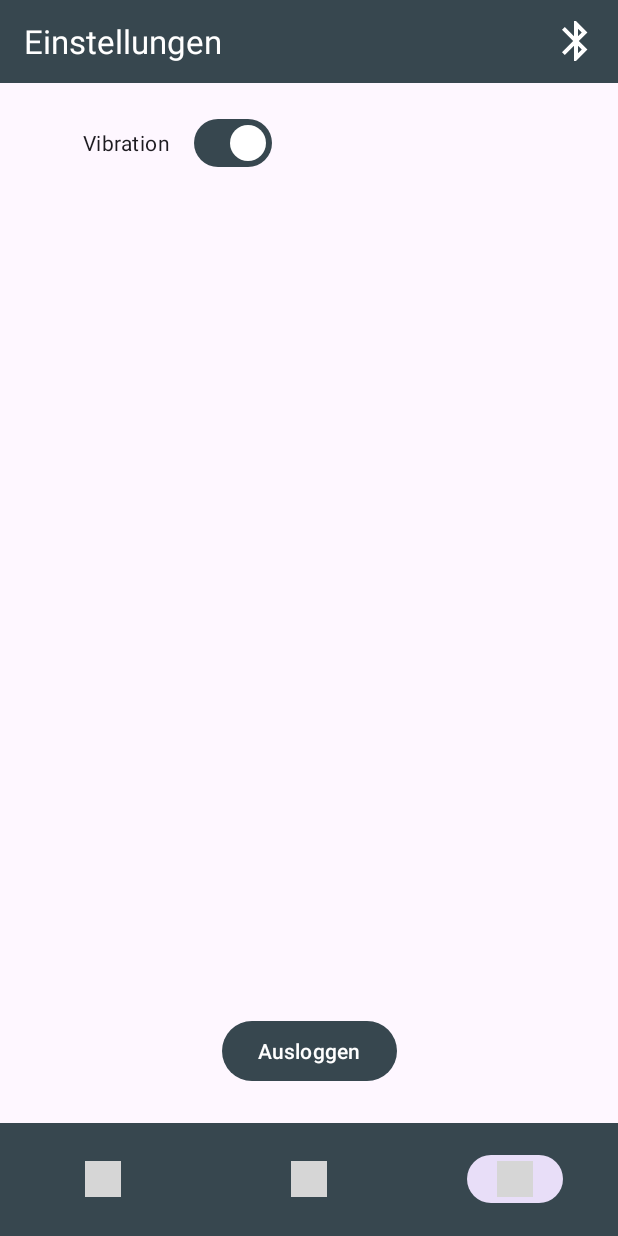
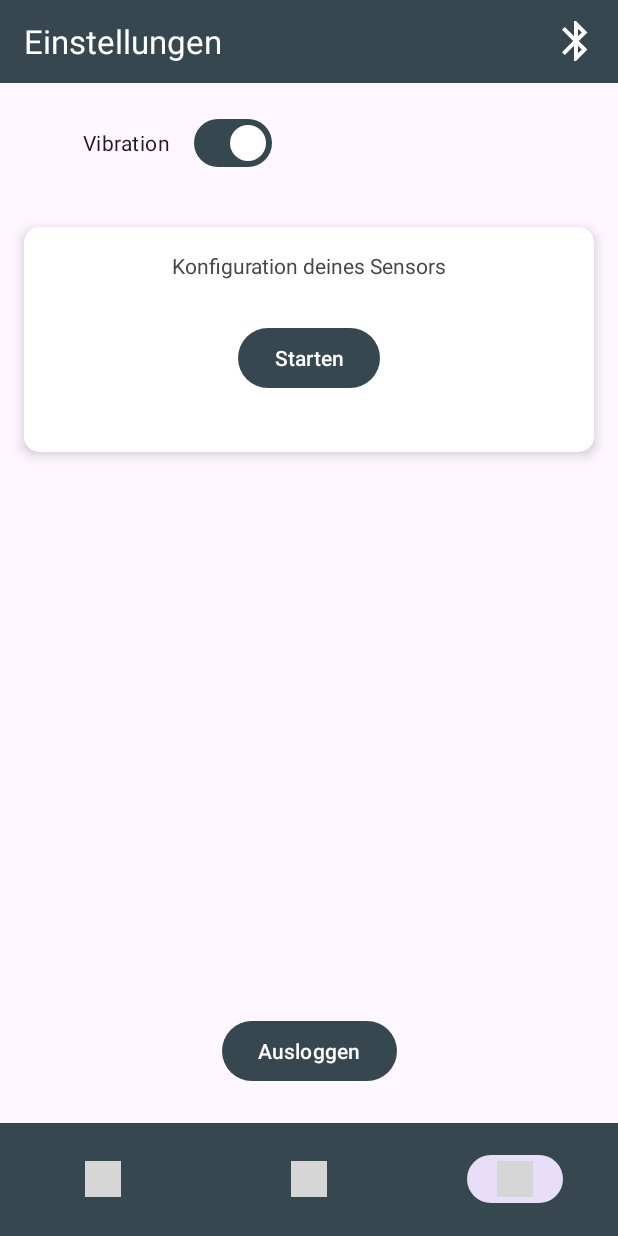
Before and after one commit to AnnemarieKayser/MoveUpAppCode, an Android app: the SettingFragment screen opened through its navigation route, on a phone screen of 412 x 824 dp. Run offline under Robolectric (Android 15) with nearby library versions, the phone set to English and light mode, and no system bars; our stand-ins replace Firebase (no records; nobody signed in at launch, a user with empty details on screens opened directly), navigation-ui; libraries missing offline, so code that uses them is left out: com.mikhaellopez.circularprogressbar, splitties.toast.toast; 16 statements that could not run were skipped; grey boxes are pictures that could not be loaded.

Commit message:
Inititalisierung CircularProgressBar

```diff
--- a/app/build.gradle
+++ b/app/build.gradle
@@ -60,14 +60,15 @@ dependencies {
     androidTestImplementation 'androidx.test.espresso:espresso-core:3.5.0'
     implementation 'androidx.lifecycle:lifecycle-viewmodel-ktx:2.5.1'
     implementation("com.louiscad.splitties:splitties-toast:3.0.0")
-    implementation 'com.github.AAChartModel:AAChartCore-Kotlin:-SNAPSHOT'
     implementation 'com.louiscad.splitties:splitties-alertdialog:3.0.0'
+    implementation 'com.github.AAChartModel:AAChartCore-Kotlin:7.2.0'
     implementation("androidx.compose.material3:material3:1.0.1")
     implementation("androidx.compose.material3:material3-window-size-class:1.0.1")
     implementation 'com.google.android.material:material:1.7.0'
     implementation 'com.google.firebase:firebase-auth-ktx:21.1.0'
     implementation 'com.google.firebase:firebase-firestore-ktx:24.0.0'
     implementation("com.louiscad.splitties:splitties-alertdialog:3.0.0")
+    implementation 'com.mikhaellopez:circularprogressbar:3.1.0'
 
 
 }
--- a/app/src/main/java/com/example/moveup/HomeFragment.kt
+++ b/app/src/main/java/com/example/moveup/HomeFragment.kt
@@ -4,6 +4,7 @@ import android.bluetooth.BluetoothAdapter
 import android.bluetooth.BluetoothGattCharacteristic
 import android.bluetooth.le.BluetoothLeScanner
 import android.content.*
+import android.graphics.Color
 import android.os.Bundle
 import android.os.Handler
 import android.os.IBinder
@@ -16,6 +17,7 @@ import androidx.fragment.app.Fragment
 import androidx.fragment.app.activityViewModels
 import androidx.navigation.fragment.findNavController
 import com.example.moveup.databinding.FragmentHomeBinding
+import com.mikhaellopez.circularprogressbar.CircularProgressBar
 import org.json.JSONException
 import org.json.JSONObject
 import splitties.toast.toast
@@ -32,15 +34,16 @@ class HomeFragment : Fragment() {
     //Ble
     private lateinit var scanner: BluetoothLeScanner
     private lateinit var mBluetooth: BluetoothAdapter
-    private var isScanning = false
     private var isConnected = false
-    private var isOnLED = false
-    private var isReceivingData = false
     private var bluetoothLeService: BluetoothLeService? = null
     private var gattCharacteristic: BluetoothGattCharacteristic? = null
 
     private val mHandler: Handler by lazy { Handler() }
     private lateinit var mRunnable: Runnable
+
+    //Circular-Progress-Bar
+    private var timeMaxProgressBar = "60"
+    private var progressTime : Float = 0F
 
 
     override fun onCreateView(
@@ -50,6 +53,7 @@ class HomeFragment : Fragment() {
 
         _binding = FragmentHomeBinding.inflate(inflater, container, false)
         return binding.root
+
 
     }
 
@@ -87,6 +91,30 @@ class HomeFragment : Fragment() {
                 findNavController().navigate(R.id.action_navigation_home_to_navigation_bluetooth)
             }
         }
+
+        binding.circularProgressBar.apply {
+            // Set Progress Max
+            progressMax = timeMaxProgressBar.toFloat()
+
+            // Set ProgressBar Color
+            progressBarColorStart = Color.RED
+            progressBarColorEnd = Color.GREEN
+            progressBarColorDirection = CircularProgressBar.GradientDirection.RIGHT_TO_LEFT
+
+            // Set background ProgressBar Color
+            backgroundProgressBarColor = Color.GRAY
+            backgroundProgressBarColorDirection = CircularProgressBar.GradientDirection.TOP_TO_BOTTOM
+
+            // Set Width
+            progressBarWidth = 7f // in DP
+            backgroundProgressBarWidth = 12f // in DP
+
+            // Other
+            roundBorder = true
+
+            progressDirection = CircularProgressBar.ProgressDirection.TO_RIGHT
+        }
+
     }
 
     // BluetoothLE Service Anbindung
--- a/app/src/main/java/com/example/moveup/SettingFragment.kt
+++ b/app/src/main/java/com/example/moveup/SettingFragment.kt
@@ -76,6 +76,10 @@ class SettingFragment: Fragment() {
             mFirebaseAuth.signOut()
             val intent = Intent(getActivity(), LoginInActivity::class.java)
             getActivity()?.startActivity(intent)
+        }
+
+        binding.buttonConfig.setOnClickListener {
+
         }
 
 
--- a/app/src/main/res/layout/fragment_setting.xml
+++ b/app/src/main/res/layout/fragment_setting.xml
@@ -31,4 +31,45 @@
         app:layout_constraintStart_toStartOf="parent"
         app:layout_constraintTop_toTopOf="parent" />
 
+    <androidx.cardview.widget.CardView
+        android:id="@+id/cardView2"
+        android:layout_width="match_parent"
+        android:layout_height="150dp"
+        android:layout_marginStart="16dp"
+        android:layout_marginTop="32dp"
+        android:layout_marginEnd="16dp"
+        app:cardBackgroundColor="#FFFFFF"
+        app:cardCornerRadius="10dp"
+        app:cardElevation="5dp"
+        app:layout_constraintEnd_toEndOf="parent"
+        app:layout_constraintHorizontal_bias="0.5"
+        app:layout_constraintStart_toStartOf="parent"
+        app:layout_constraintTop_toBottomOf="@+id/switchVibration">
+
+        <androidx.constraintlayout.widget.ConstraintLayout
+            android:layout_width="match_parent"
+            android:layout_height="match_parent">
+
+            <TextView
+                android:id="@+id/textViewConfig"
+                android:layout_width="wrap_content"
+                android:layout_height="wrap_content"
+                android:layout_marginTop="16dp"
+                android:text="@string/tv_config"
+                app:layout_constraintEnd_toEndOf="parent"
+                app:layout_constraintStart_toStartOf="parent"
+                app:layout_constraintTop_toTopOf="parent" />
+
+            <Button
+                android:id="@+id/button_config"
+                android:layout_width="wrap_content"
+                android:layout_height="wrap_content"
+                android:layout_marginTop="28dp"
+                android:text="@string/btn_config"
+                app:layout_constraintEnd_toEndOf="parent"
+                app:layout_constraintStart_toStartOf="parent"
+                app:layout_constraintTop_toBottomOf="@+id/textViewConfig" />
+        </androidx.constraintlayout.widget.ConstraintLayout>
+    </androidx.cardview.widget.CardView>
+
 </androidx.constraintlayout.widget.ConstraintLayout>
--- a/app/src/main/res/values/strings.xml
+++ b/app/src/main/res/values/strings.xml
@@ -67,6 +67,13 @@
     <string name="btn_sensor_connected">Statistik öffnen</string>
     <string name="save">Daten wurden gespeichert!</string>
     <string name="not_save">Daten wurden nicht gespeichert!</string>
-
+    <string name="tv_config">Konfiguration deines Sensors</string>
+    <string name="btn_config">Starten</string>
+    <string name="tv_time">Status: %1$.0f / %2$.0f min.</string>
+    <string name="btn_time_goal">Zielzeit setzen</string>
+    <string name="dialog_set_time_title">Geben Sie ihre Zielzeit in Minuten an</string>
+    <string name="dialog_cancel">Abbrechen</string>
+    <string name="dialog_OK">Ok</string>
+    <string name="tv_progress">Dein aktueller Stand heute: </string>
 
 </resources>
```
Also changed, not shown: app/src/main/java/com/example/moveup/GraphFragment.kt (+64 -4 lines), app/src/main/java/com/example/moveup/UserData.kt (+17 -35 lines), app/src/main/res/layout/fragment_graph.xml (+32 -26 lines), app/src/main/res/layout/fragment_home.xml (+22 -16 lines).
